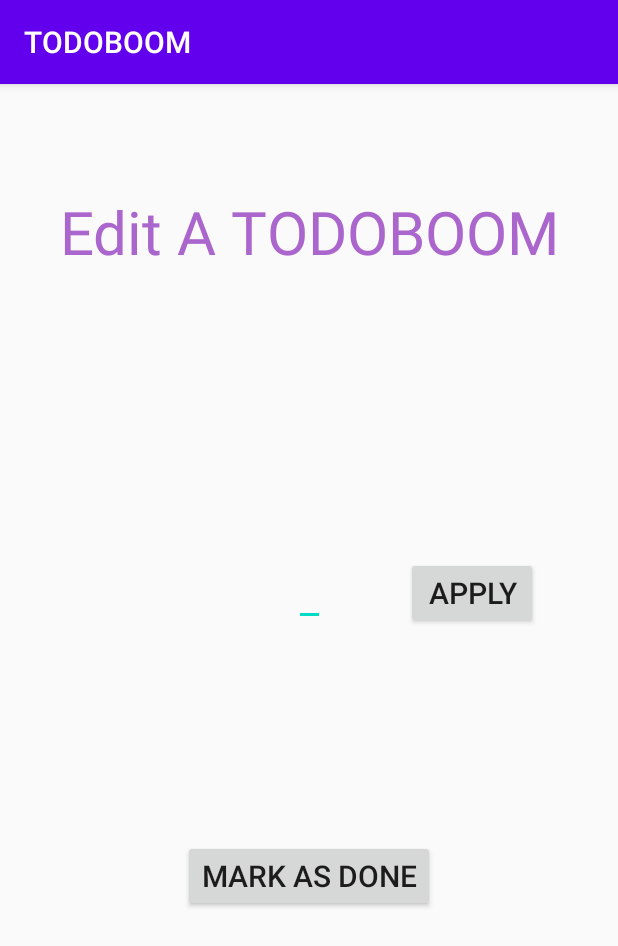
After one commit to RotemShavit/ex1, an Android app: the TodoEditActivity screen opened directly, with no data from a screen before it, on a phone screen of 412 x 824 dp. The commit adds this screen. Shown: the top 946 px of the screen. Run offline under Robolectric (Android 15) with nearby library versions, the phone set to English and light mode, and no system bars.

Commit message:
added another activity for edit a todoboom item

```diff
--- a/app/src/main/AndroidManifest.xml
+++ b/app/src/main/AndroidManifest.xml
@@ -3,13 +3,14 @@
     package="com.example.ex1">
 
     <application
+        android:name=".Todoboom"
         android:allowBackup="true"
         android:icon="@mipmap/todoboom_round"
         android:label="@string/app_name"
         android:roundIcon="@mipmap/todoboom_round"
         android:supportsRtl="true"
-        android:theme="@style/AppTheme"
-        android:name=".Todoboom">
+        android:theme="@style/AppTheme">
+        <activity android:name=".TodoEditActivity"></activity>
         <activity android:name=".MainActivity">
             <intent-filter>
                 <action android:name="android.intent.action.MAIN" />
--- /dev/null
+++ b/app/src/main/java/com/example/ex1/TodoEditActivity.java
@@ -0,0 +1,67 @@
+package com.example.ex1;
+
+import androidx.appcompat.app.AppCompatActivity;
+
+import android.content.Intent;
+import android.os.Bundle;
+import android.util.Log;
+import android.view.View;
+import android.widget.Button;
+import android.widget.EditText;
+
+public class TodoEditActivity extends AppCompatActivity {
+
+    private static String TAG = "edit activity";
+
+    EditText editText;
+    Button apply;
+    Button done;
+    String is_done = "no";
+    String updated_text;
+    int pos;
+
+    @Override
+    protected void onCreate(Bundle savedInstanceState) {
+        super.onCreate(savedInstanceState);
+
+        Log.d(TAG, "openactivity: bla bla bla");
+
+        setContentView(R.layout.activity_todo_edit);
+
+        editText = findViewById(R.id.todo_edit_Edit_text);
+        apply = findViewById(R.id.apply_button);
+        done = findViewById(R.id.done_button);
+
+        Intent intent = getIntent();
+        editText.setText(intent.getStringExtra("todo_string"));
+        pos = intent.getIntExtra("pos", 0);
+
+        apply.setOnClickListener(new View.OnClickListener() {
+            @Override
+            public void onClick(View v) {
+                Log.d(TAG, "edit: clicked on apply");
+                updated_text = editText.getText().toString();
+                returnResultsToMainActivity();
+            }
+        });
+        done.setOnClickListener(new View.OnClickListener() {
+            @Override
+            public void onClick(View v) {
+                Log.d(TAG, "edit: clicked on apply");
+                is_done = "yes";
+                updated_text = editText.getText().toString();
+                returnResultsToMainActivity();
+            }
+        });
+    }
+
+    private void returnResultsToMainActivity()
+    {
+        Intent intentBack = new Intent();
+        intentBack.putExtra("updated_text", updated_text);
+        intentBack.putExtra("is_done", is_done);
+        intentBack.putExtra("pos", pos);
+        setResult(RESULT_OK, intentBack);
+        finish();
+    }
+}
--- /dev/null
+++ b/app/src/main/res/layout/activity_todo_edit.xml
@@ -0,0 +1,58 @@
+<?xml version="1.0" encoding="utf-8"?>
+<androidx.constraintlayout.widget.ConstraintLayout xmlns:android="http://schemas.android.com/apk/res/android"
+    xmlns:app="http://schemas.android.com/apk/res-auto"
+    xmlns:tools="http://schemas.android.com/tools"
+    android:layout_width="match_parent"
+    android:layout_height="match_parent"
+    tools:context=".TodoEditActivity">
+
+    <TextView
+        android:id="@+id/edit_title"
+        android:textSize="40sp"
+        android:layout_width="wrap_content"
+        android:layout_height="wrap_content"
+        android:text="Edit A TODOBOOM"
+        android:textColor="@android:color/holo_purple"
+        app:layout_constraintEnd_toEndOf="parent"
+        app:layout_constraintStart_toStartOf="parent"
+        app:layout_constraintTop_toTopOf="parent"
+        app:layout_constraintBottom_toBottomOf="parent"
+        app:layout_constraintVertical_bias="0.1" />
+
+    <EditText
+        android:id="@+id/todo_edit_Edit_text"
+        android:layout_width="wrap_content"
+        android:layout_height="wrap_content"
+        android:textSize="30sp"
+        app:layout_constraintBottom_toBottomOf="parent"
+        app:layout_constraintTop_toBottomOf="@id/edit_title"
+        app:layout_constraintStart_toStartOf="parent"
+        app:layout_constraintEnd_toEndOf="parent"
+        app:layout_constraintVertical_bias="0.3"/>
+
+    <Button
+        android:id="@+id/apply_button"
+        android:layout_width="wrap_content"
+        android:layout_height="wrap_content"
+        android:text = "APPLY"
+        android:textSize = "20sp"
+        app:layout_constraintBottom_toBottomOf="parent"
+        app:layout_constraintTop_toBottomOf="@id/edit_title"
+        app:layout_constraintStart_toEndOf="@id/todo_edit_Edit_text"
+        app:layout_constraintEnd_toEndOf="parent"
+        app:layout_constraintHorizontal_bias="0.5"
+        app:layout_constraintVertical_bias="0.32"/>
+
+    <Button
+        android:id="@+id/done_button"
+        android:layout_width="wrap_content"
+        android:layout_height="wrap_content"
+        android:text = "MARK AS DONE"
+        android:textSize = "20sp"
+        app:layout_constraintBottom_toBottomOf="parent"
+        app:layout_constraintTop_toTopOf="parent"
+        app:layout_constraintStart_toStartOf="parent"
+        app:layout_constraintEnd_toEndOf="parent"
+        app:layout_constraintVertical_bias="0.7"/>
+
+</androidx.constraintlayout.widget.ConstraintLayout>
```
Also changed, not shown: app/src/main/java/com/example/ex1/MainActivity.java (+58 -18 lines).
